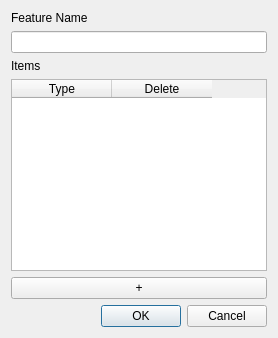
Qt form loopstructural/gui/modelling/add_fold_frame_dialog.ui (Loop3D/plugin_loopstructural) before a commit.
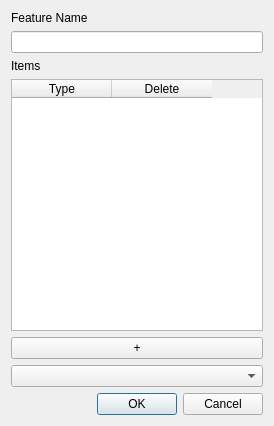
The same form after that commit.

Commit message: add a dialog window for adding fold frame/folds to the model. Currently only strike/dip data connected

```diff
--- a/loopstructural/gui/modelling/add_fold_frame_dialog.ui
+++ b/loopstructural/gui/modelling/add_fold_frame_dialog.ui
@@ -2,6 +2,14 @@
 <ui version="4.0">
  <class>AddFoldFrameDialog</class>
  <widget class="QDialog" name="AddFoldFrameDialog">
+  <property name="geometry">
+   <rect>
+    <x>0</x>
+    <y>0</y>
+    <width>274</width>
+    <height>426</height>
+   </rect>
+  </property>
   <property name="windowTitle">
    <string>Add Fold Frame</string>
   </property>
@@ -50,6 +58,13 @@
          </property>
         </widget>
      </item>
+   <item>
+    <widget class="QComboBox" name="modelFeatureComboBox">
+     <property name="toolTip">
+      <string>&lt;html&gt;&lt;head/&gt;&lt;body&gt;&lt;p&gt;Link fold to feature&lt;/p&gt;&lt;/body&gt;&lt;/html&gt;</string>
+     </property>
+    </widget>
+   </item>
      <item>
         <widget class="QDialogButtonBox" name="buttonBox">
          <property name="standardButtons">
```
Left out of the diff: 11 changed lines with no effect on the pictures. Lines whose indentation alone changed are shown as unchanged. The commit also changes 1 other file.
